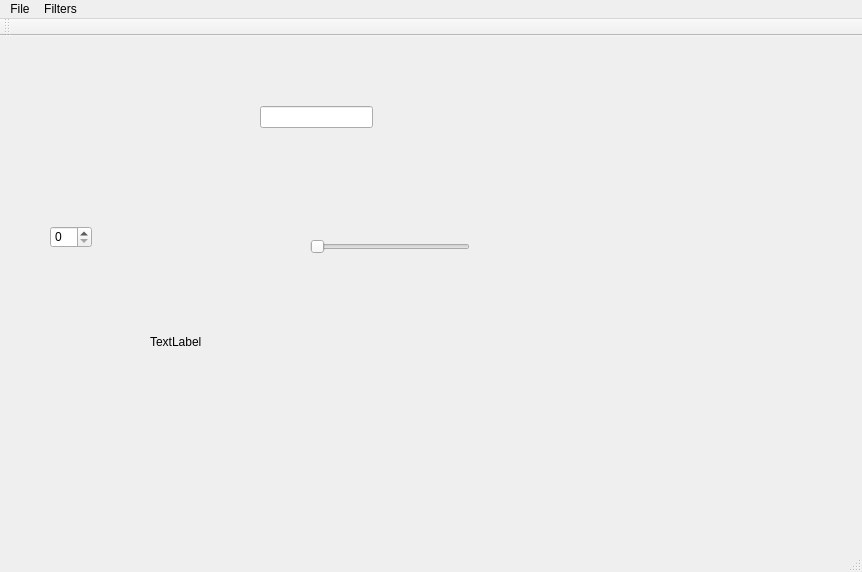
Before: the Qt Designer form mainwindow.ui in madamskip1/MiniPhotoshop, drawn with Qt 5.
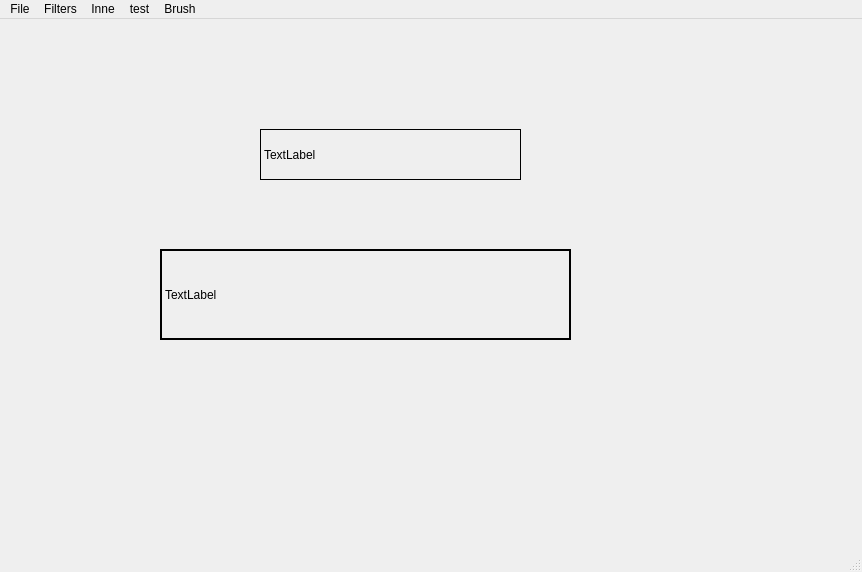
After: the same form once the commit is applied. Custom widgets are drawn as their Qt base class.

```diff
--- a/mainwindow.ui
+++ b/mainwindow.ui
@@ -17,47 +17,42 @@
    <widget class="QLabel" name="display_image">
     <property name="geometry">
      <rect>
-      <x>150</x>
-      <y>260</y>
+      <x>160</x>
+      <y>230</y>
       <width>411</width>
       <height>91</height>
      </rect>
     </property>
+    <property name="mouseTracking">
+     <bool>true</bool>
+    </property>
+    <property name="focusPolicy">
+     <enum>Qt::NoFocus</enum>
+    </property>
+    <property name="autoFillBackground">
+     <bool>true</bool>
+    </property>
+    <property name="frameShape">
+     <enum>QFrame::WinPanel</enum>
+    </property>
     <property name="text">
      <string>TextLabel</string>
     </property>
    </widget>
-   <widget class="QSlider" name="horizontalSlider">
-    <property name="geometry">
-     <rect>
-      <x>310</x>
-      <y>200</y>
-      <width>160</width>
-      <height>22</height>
-     </rect>
-    </property>
-    <property name="orientation">
-     <enum>Qt::Horizontal</enum>
-    </property>
-   </widget>
-   <widget class="QLineEdit" name="lineEdit">
+   <widget class="QLabel" name="mousePos">
     <property name="geometry">
      <rect>
       <x>260</x>
-      <y>70</y>
-      <width>113</width>
-      <height>22</height>
+      <y>110</y>
+      <width>261</width>
+      <height>51</height>
      </rect>
     </property>
-   </widget>
-   <widget class="QSpinBox" name="spinBox">
-    <property name="geometry">
-     <rect>
-      <x>50</x>
-      <y>190</y>
-      <width>42</width>
-      <height>22</height>
-     </rect>
+    <property name="frameShape">
+     <enum>QFrame::Panel</enum>
+    </property>
+    <property name="text">
+     <string>TextLabel</string>
     </property>
    </widget>
   </widget>
@@ -84,16 +79,36 @@
     <addaction name="actionBlur"/>
     <addaction name="actionGaussian_Blur"/>
    </widget>
+   <widget class="QMenu" name="menuInne">
+    <property name="title">
+     <string>Inne</string>
+    </property>
+    <addaction name="actionCanny"/>
+   </widget>
+   <widget class="QMenu" name="menutest">
+    <property name="title">
+     <string>test</string>
+    </property>
+    <addaction name="actiontest"/>
+   </widget>
+   <widget class="QMenu" name="menuBrush">
+    <property name="title">
+     <string>Brush</string>
+    </property>
+    <widget class="QMenu" name="menuRubber">
+     <property name="title">
+      <string>Rubber</string>
+     </property>
+     <addaction name="actionCircle"/>
+     <addaction name="actionSquare"/>
+    </widget>
+    <addaction name="menuRubber"/>
+   </widget>
    <addaction name="menuFile"/>
    <addaction name="menuFilters"/>
-  </widget>
-  <widget class="QToolBar" name="mainToolBar">
-   <attribute name="toolBarArea">
-    <enum>TopToolBarArea</enum>
-   </attribute>
-   <attribute name="toolBarBreak">
-    <bool>false</bool>
-   </attribute>
+   <addaction name="menuInne"/>
+   <addaction name="menutest"/>
+   <addaction name="menuBrush"/>
   </widget>
   <widget class="QStatusBar" name="statusBar"/>
   <action name="actionOpen_file">
@@ -118,6 +133,13 @@
   </action>
  </widget>
  <layoutdefault spacing="6" margin="11"/>
+ <customwidgets>
+  <customwidget>
+   <class>DisplayImageLabel</class>
+   <extends>QLabel</extends>
+   <header location="global">displayimagelabel.h</header>
+  </customwidget>
+ </customwidgets>
  <resources/>
  <connections/>
 </ui>
```
Left out of the diff: 24 changed lines with no effect on the pictures.
